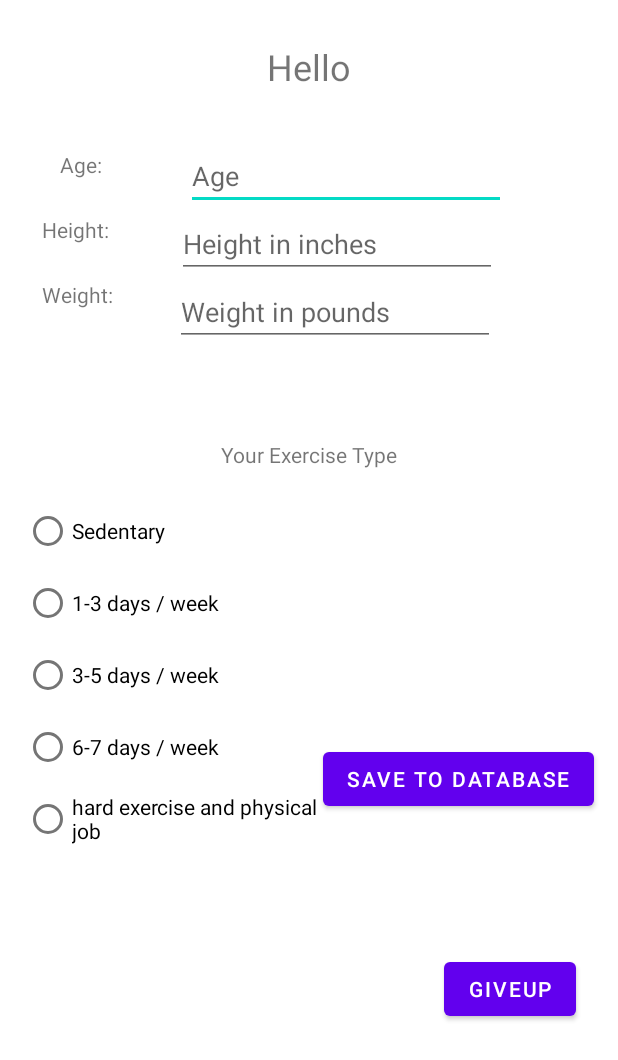
After one commit to Khang-Truong/F21G1_CalorieCalculator, an Android app: the layout activity_user_upadate.xml on its own in the app's theme, with its tools: preview values and no code run, on a phone screen of 412 x 824 dp. The commit adds this screen. Shown: the top 1060 px of the screen. Run offline under Robolectric (Android 15) with nearby library versions, the phone set to English and light mode, and no system bars.

Commit message:
Add update feature

```diff
--- a/app/src/main/AndroidManifest.xml
+++ b/app/src/main/AndroidManifest.xml
@@ -9,6 +9,9 @@
         android:roundIcon="@mipmap/ic_launcher_round"
         android:supportsRtl="true"
         android:theme="@style/Theme.F21G1_CalorieCalculator">
+        <activity
+            android:name=".UserUpdate"
+            android:exported="false" />
         <activity
             android:name=".MealActivity"
             android:exported="false" />
--- a/app/src/main/java/com/example/f21g1_caloriecalculator/UserActivity.java
+++ b/app/src/main/java/com/example/f21g1_caloriecalculator/UserActivity.java
@@ -53,6 +53,11 @@ public class UserActivity extends AppCompatActivity {
 
         });
 
+        buttonUpdate = findViewById(R.id.buttonUpdate);
+        buttonUpdate.setOnClickListener((View view) -> {
+            startActivity(new Intent(UserActivity.this, UserUpdate.class));
+        });
+
 
     }
 }
--- a/app/src/main/res/layout/activity_recommendations_page.xml
+++ b/app/src/main/res/layout/activity_recommendations_page.xml
@@ -157,7 +157,7 @@
         app:layout_constraintTop_toBottomOf="@+id/labelWeight2" />
 
     <RadioGroup
-        android:id="@+id/radioGroup"
+        android:id="@+id/radioGroupUpdate"
         android:layout_width="0dp"
         android:layout_height="0dp"
         android:layout_marginTop="330dp"
@@ -224,7 +224,7 @@
         android:layout_marginEnd="16dp"
         android:layout_marginRight="16dp"
         app:layout_constraintEnd_toEndOf="parent"
-        app:layout_constraintStart_toEndOf="@+id/radioGroup"
+        app:layout_constraintStart_toEndOf="@+id/radioGroupUpdate"
         app:layout_constraintTop_toTopOf="parent" />
 
     <TextView
--- /dev/null
+++ b/app/src/main/res/layout/activity_user_upadate.xml
@@ -0,0 +1,196 @@
+<?xml version="1.0" encoding="utf-8"?>
+<androidx.constraintlayout.widget.ConstraintLayout xmlns:android="http://schemas.android.com/apk/res/android"
+    xmlns:app="http://schemas.android.com/apk/res-auto"
+    xmlns:tools="http://schemas.android.com/tools"
+    android:layout_width="match_parent"
+    android:layout_height="match_parent"
+    tools:context=".UserUpdate">
+
+    <RadioGroup
+        android:id="@+id/radioGroupUpdate"
+        android:layout_width="0dp"
+        android:layout_height="0dp"
+        android:layout_marginTop="330dp"
+        android:layout_marginEnd="200dp"
+        android:layout_marginRight="200dp"
+        app:layout_constraintBottom_toBottomOf="parent"
+        app:layout_constraintEnd_toEndOf="parent"
+        app:layout_constraintStart_toStartOf="parent"
+        app:layout_constraintTop_toTopOf="parent">
+
+        <RadioButton
+            android:id="@+id/radioButtonSedentary"
+            android:layout_width="match_parent"
+            android:layout_height="wrap_content"
+            android:layout_marginStart="16dp"
+            android:layout_marginLeft="16dp"
+            android:text="Sedentary"
+            app:layout_constraintStart_toStartOf="parent" />
+
+        <RadioButton
+            android:id="@+id/radioButton1to3"
+            android:layout_width="match_parent"
+            android:layout_height="wrap_content"
+            android:layout_marginStart="16dp"
+            android:layout_marginLeft="16dp"
+            android:text="1-3 days / week"
+            app:layout_constraintStart_toStartOf="parent" />
+
+        <RadioButton
+            android:id="@+id/radioButton3to5"
+            android:layout_width="match_parent"
+            android:layout_height="wrap_content"
+            android:layout_marginStart="16dp"
+            android:layout_marginLeft="16dp"
+            android:text="3-5 days / week"
+            app:layout_constraintStart_toStartOf="parent" />
+
+        <RadioButton
+            android:id="@+id/radioButton6to7"
+            android:layout_width="match_parent"
+            android:layout_height="wrap_content"
+            android:layout_marginStart="16dp"
+            android:layout_marginLeft="16dp"
+            android:text="6-7 days / week"
+            app:layout_constraintStart_toStartOf="parent" />
+
+        <RadioButton
+            android:id="@+id/radioButtonHard"
+            android:layout_width="match_parent"
+            android:layout_height="wrap_content"
+            android:layout_marginStart="16dp"
+            android:layout_marginLeft="16dp"
+            android:text="hard exercise and physical job"
+            app:layout_constraintStart_toStartOf="parent" />
+    </RadioGroup>
+
+    <TextView
+        android:id="@+id/textViewShowCalU"
+        android:layout_width="0dp"
+        android:layout_height="wrap_content"
+        android:layout_marginStart="16dp"
+        android:layout_marginLeft="16dp"
+        android:layout_marginTop="406dp"
+        android:layout_marginEnd="16dp"
+        android:layout_marginRight="16dp"
+        app:layout_constraintEnd_toEndOf="parent"
+        app:layout_constraintStart_toEndOf="@+id/radioGroupUpdate"
+        app:layout_constraintTop_toTopOf="parent" />
+
+    <TextView
+        android:id="@+id/textView14"
+        android:layout_width="wrap_content"
+        android:layout_height="wrap_content"
+        android:layout_marginTop="293dp"
+        android:text="Your Exercise Type"
+        app:layout_constraintEnd_toEndOf="parent"
+        app:layout_constraintStart_toStartOf="parent"
+        app:layout_constraintTop_toTopOf="parent" />
+
+    <Button
+        android:id="@+id/buttonUpdateExercise"
+        android:layout_width="wrap_content"
+        android:layout_height="wrap_content"
+        android:layout_marginTop="70dp"
+        android:text="Save to Database"
+        app:layout_constraintEnd_toEndOf="parent"
+        app:layout_constraintHorizontal_bias="0.93"
+        app:layout_constraintStart_toStartOf="parent"
+        app:layout_constraintTop_toBottomOf="@+id/textViewShowCalU" />
+
+    <TextView
+        android:id="@+id/textView5"
+        android:layout_width="wrap_content"
+        android:layout_height="wrap_content"
+        android:layout_marginStart="40dp"
+        android:layout_marginLeft="40dp"
+        android:layout_marginTop="100dp"
+        android:text="Age:"
+        app:layout_constraintStart_toStartOf="parent"
+        app:layout_constraintTop_toTopOf="parent"
+        tools:textSize="20sp" />
+
+    <TextView
+        android:id="@+id/textView8"
+        android:layout_width="wrap_content"
+        android:layout_height="wrap_content"
+        android:layout_marginStart="28dp"
+        android:layout_marginLeft="28dp"
+        android:layout_marginTop="24dp"
+        android:text="Height:"
+        app:layout_constraintStart_toStartOf="parent"
+        app:layout_constraintTop_toBottomOf="@+id/textView5"
+        tools:textSize="20sp" />
+
+    <TextView
+        android:id="@+id/textView9"
+        android:layout_width="wrap_content"
+        android:layout_height="wrap_content"
+        android:layout_marginStart="28dp"
+        android:layout_marginLeft="28dp"
+        android:layout_marginTop="24dp"
+        android:text="Weight:"
+        app:layout_constraintStart_toStartOf="parent"
+        app:layout_constraintTop_toBottomOf="@+id/textView8"
+        tools:textSize="20sp" />
+
+    <TextView
+        android:id="@+id/textViewUserHello"
+        android:layout_width="wrap_content"
+        android:layout_height="wrap_content"
+        android:layout_marginTop="28dp"
+        android:text="Hello"
+        android:textSize="24sp"
+        app:layout_constraintEnd_toEndOf="parent"
+        app:layout_constraintStart_toStartOf="parent"
+        app:layout_constraintTop_toTopOf="parent" />
+
+    <Button
+        android:id="@+id/buttonGiveUp"
+        android:layout_width="wrap_content"
+        android:layout_height="wrap_content"
+        android:layout_marginTop="92dp"
+        android:layout_marginEnd="28dp"
+        android:layout_marginRight="28dp"
+        android:text="GiveUp"
+        app:layout_constraintEnd_toEndOf="parent"
+        app:layout_constraintTop_toBottomOf="@+id/buttonUpdateExercise" />
+
+    <EditText
+        android:id="@+id/editTextAgeU"
+        android:layout_width="wrap_content"
+        android:layout_height="wrap_content"
+        android:layout_marginStart="56dp"
+        android:layout_marginLeft="56dp"
+        android:layout_marginTop="34dp"
+        android:ems="10"
+        android:hint="Age"
+        android:inputType="textPersonName"
+        app:layout_constraintStart_toEndOf="@+id/textView5"
+        app:layout_constraintTop_toBottomOf="@+id/textViewUserHello" />
+
+    <EditText
+        android:id="@+id/editTextHeightU"
+        android:layout_width="wrap_content"
+        android:layout_height="wrap_content"
+        android:layout_marginStart="45dp"
+        android:layout_marginLeft="45dp"
+        android:ems="10"
+        android:hint="Height in inches"
+        android:inputType="textPersonName"
+        app:layout_constraintStart_toEndOf="@+id/textView8"
+        app:layout_constraintTop_toBottomOf="@+id/editTextAgeU" />
+
+    <EditText
+        android:id="@+id/editTextWeightU"
+        android:layout_width="wrap_content"
+        android:layout_height="wrap_content"
+        android:layout_marginStart="41dp"
+        android:layout_marginLeft="41dp"
+        android:ems="10"
+        android:hint="Weight in pounds"
+        android:inputType="textPersonName"
+        app:layout_constraintStart_toEndOf="@+id/textView9"
+        app:layout_constraintTop_toBottomOf="@+id/editTextHeightU" />
+
+</androidx.constraintlayout.widget.ConstraintLayout>
--- a/app/src/main/res/values/strings.xml
+++ b/app/src/main/res/values/strings.xml
@@ -34,7 +34,7 @@
     <string name="mealname">Meal:</string>
     <string name="mealcal">Estimate Calories:</string>
 
-    <string name="txtChooseExercise" >Choose Exercise: </string>
+    <string name="txtChooseExercise">Choose Exercise: </string>
     <string name="txtHowlong">How long did you work out (minutes)</string>
     <string name="txtGetResult">Display Total Calories</string>
     <string-array name="ExerciseArray">
```
Also changed, not shown: app/src/main/java/com/example/f21g1_caloriecalculator/DBHelper.java (+34 -2 lines), app/src/main/java/com/example/f21g1_caloriecalculator/RecommendationsPage.java (+2 -5 lines), app/src/main/java/com/example/f21g1_caloriecalculator/UserUpdate.java (added, +166 -0 lines).
